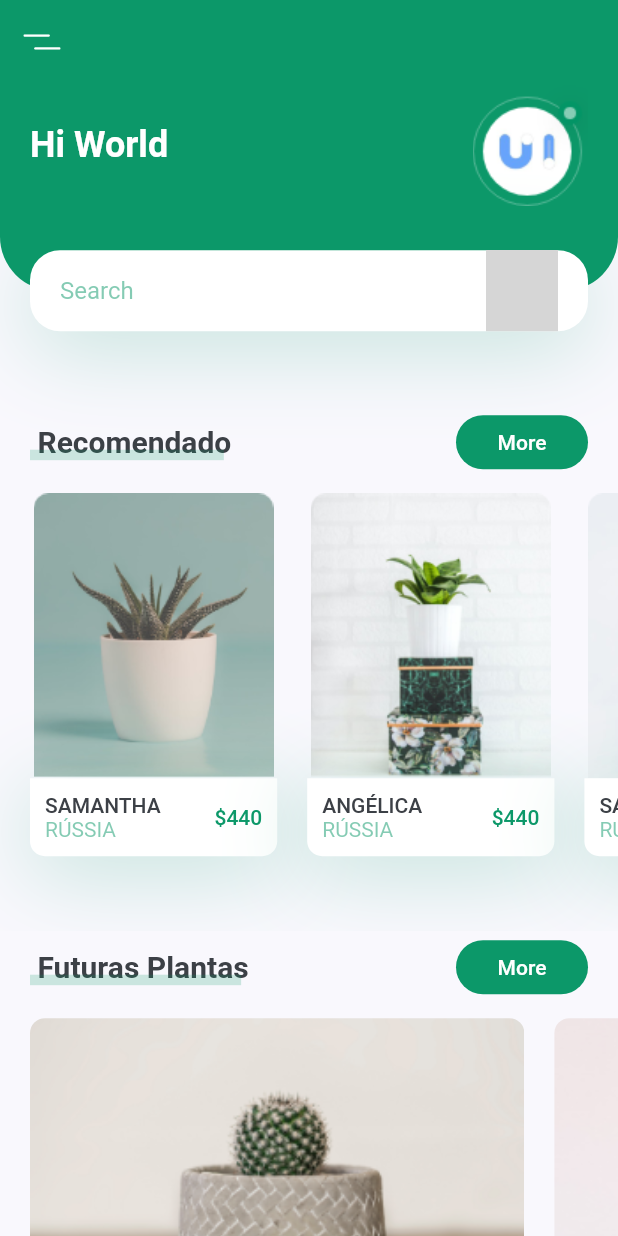
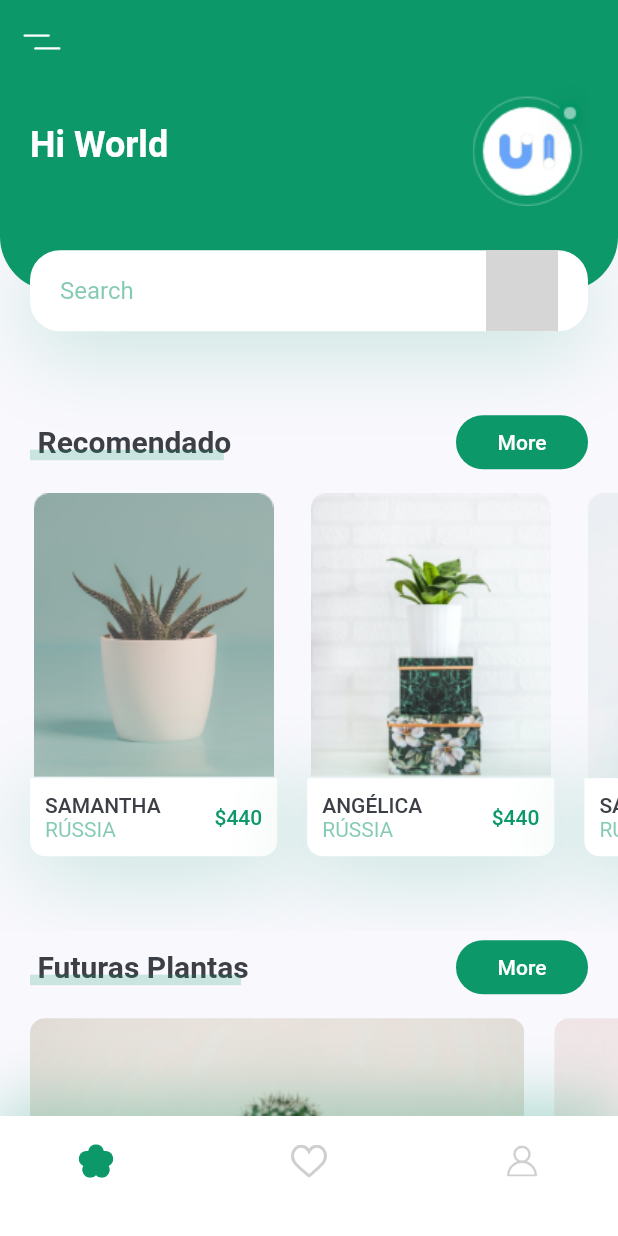
Before and after one commit to Vini03-Alcantra/PlantAppFlutter, a Flutter app: the screen it shows after launch, on a phone screen of 412 x 824 dp. Run offline on Flutter 3.47's test engine with Material 2 defaults, Android fonts, the phone set to English and light mode, and no system bars; our stand-ins replace flutter_svg; grey boxes are pictures that could not be loaded.

Commit message:
criando widget mybottomNavigation

```diff
--- a/lib/pages/home/home_screen.dart
+++ b/lib/pages/home/home_screen.dart
@@ -1,5 +1,6 @@
 import 'package:flutter/material.dart';
 import 'package:flutter_svg/svg.dart';
+import 'package:plantApp/constants.dart';
 import 'package:plantApp/pages/home/components/body.dart';
 
 class HomeScreen extends StatelessWidget {
@@ -8,6 +9,41 @@ class HomeScreen extends StatelessWidget {
     return Scaffold(
       appBar: buildAppBar(),
       body: Body(),
+      bottomNavigationBar: Container(
+        padding: EdgeInsets.only(
+          left: kDefaultPadding * 2,
+          right: kDefaultPadding * 2,
+          bottom: kDefaultPadding
+        ),
+        height: 80,
+        decoration: BoxDecoration(
+          color: Colors.white,
+          boxShadow: [
+            BoxShadow(
+              offset: Offset(0, -10),
+              blurRadius: 35,
+              color: kPrimaryColor.withOpacity(0.30)
+            )
+          ]
+        ),
+        child: Row(
+          mainAxisAlignment: MainAxisAlignment.spaceBetween,
+          children: <Widget>[
+            IconButton(
+              icon: SvgPicture.asset("assets/icons/flower.svg"),
+              onPressed: (){}
+            ),
+            IconButton(
+              icon: SvgPicture.asset("assets/icons/heart-icon.svg"),
+              onPressed: (){}
+            ),
+            IconButton(
+              icon: SvgPicture.asset("assets/icons/user-icon.svg"),
+              onPressed: (){}
+            )
+          ],
+        )
+      ),
     );
   }
 
```
Also changed, not shown: lib/components/my_bottom_nav_bar.dart (added, +48 -0 lines).
